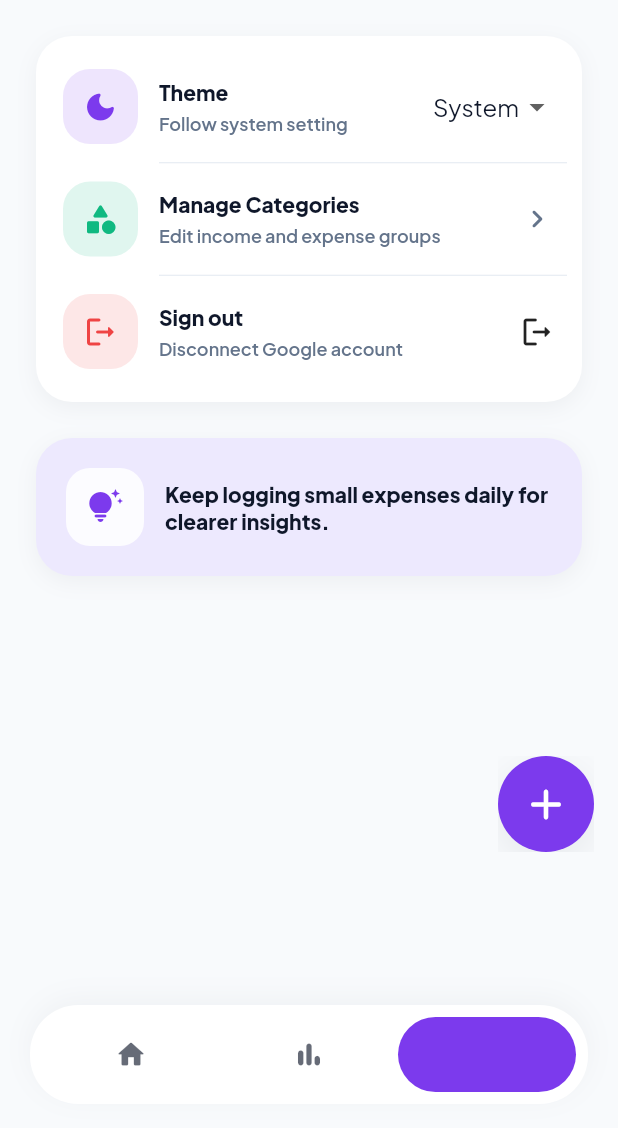
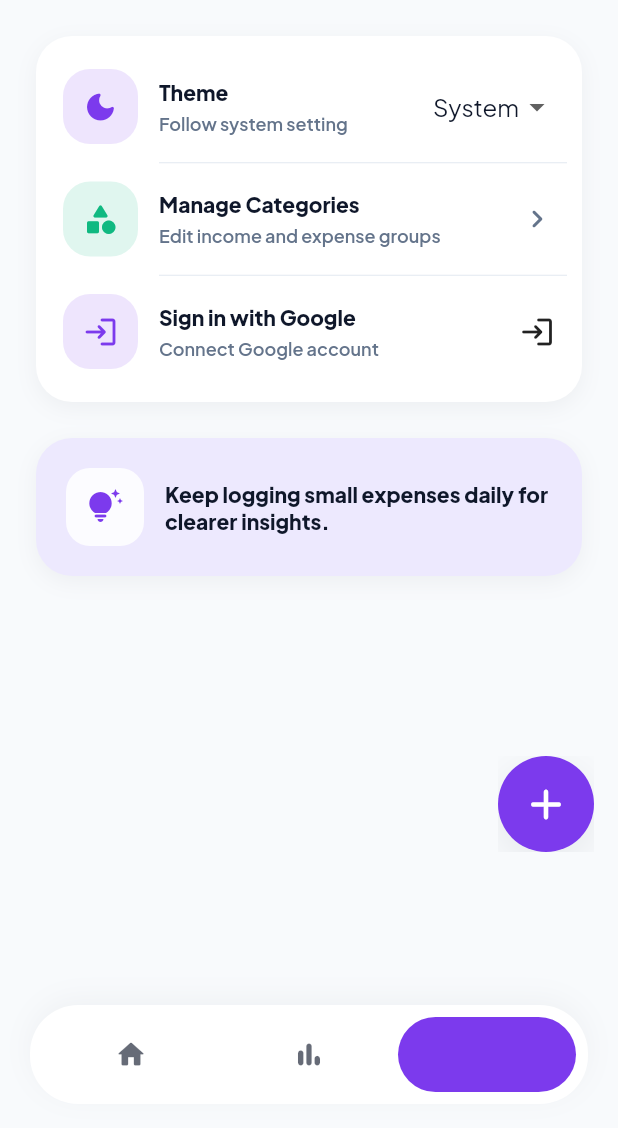
Before and after one commit to nxmtuan/quan-ly-chi-tieu, a Flutter app: the SettingsScreen screen opened by its route, on a phone screen of 412 x 824 dp, the part 108-1236 px from its top. Run offline on Flutter 3.47's test engine with Material 3 defaults, Android fonts, the phone set to English and light mode, and no system bars; drawn by our look-alikes of flutter_animate; our stand-ins replace fl_chart, flutter_riverpod, go_router, google_fonts, google_sign_in, shared_preferences; missing offline and left inert: google_sign_in_platform_interface, google_sign_in_web; accounts and stored records are empty.

Commit message:
fix google login

```diff
--- /dev/null
+++ b/lib/src/features/auth/google_web_sign_in_button.dart
@@ -0,0 +1,2 @@
+export 'google_web_sign_in_button_stub.dart'
+    if (dart.library.js_interop) 'google_web_sign_in_button_web.dart';
--- a/lib/src/features/settings/settings_screen.dart
+++ b/lib/src/features/settings/settings_screen.dart
@@ -1,3 +1,4 @@
+import 'package:flutter/foundation.dart';
 import 'package:flutter/material.dart';
 import 'package:flutter_animate/flutter_animate.dart';
 import 'package:flutter_riverpod/flutter_riverpod.dart';
@@ -6,6 +7,7 @@ import '../../core/theme/app_colors.dart';
 import '../../core/widgets/flat_card.dart';
 import '../../providers/auth_provider.dart';
 import '../../providers/settings_provider.dart';
+import '../auth/google_web_sign_in_button.dart';
 import '../categories/categories_screen.dart';
 
 class SettingsScreen extends ConsumerWidget {
@@ -14,6 +16,7 @@ class SettingsScreen extends ConsumerWidget {
   @override
   Widget build(BuildContext context, WidgetRef ref) {
     final themeMode = ref.watch(themeModeProvider);
+    final authUser = ref.watch(authProvider);
 
     return ListView(
           padding: const EdgeInsets.fromLTRB(24, 16, 24, 120),
@@ -90,11 +93,45 @@ class SettingsScreen extends ConsumerWidget {
                     },
                   ),
                   const _DividerIndent(),
+                  if (authUser == null)
+                    _SettingsRow(
+                      icon: Icons.login_rounded,
+                      iconColor: AppColors.primary,
+                      title: kIsWeb ? 'Google account' : 'Sign in with Google',
+                      subtitle: 'Connect Google account',
+                      trailing: kIsWeb
+                          ? const SizedBox(
+                              width: 220,
+                              height: 44,
+                              child: GoogleWebSignInButton(),
+                            )
+                          : const Icon(Icons.login_rounded),
+                      onTap: kIsWeb
+                          ? null
+                          : () async {
+                              try {
+                                await ref
+                                    .read(authProvider.notifier)
+                                    .signInWithGoogle();
+                              } catch (_) {
+                                if (context.mounted) {
+                                  ScaffoldMessenger.of(context).showSnackBar(
+                                    const SnackBar(
+                                      content: Text(
+                                        'Không thể đăng nhập Google. Vui lòng kiểm tra cấu hình OAuth.',
+                                      ),
+                                    ),
+                                  );
+                                }
+                              }
+                            },
+                    )
+                  else
                     _SettingsRow(
                       icon: Icons.logout_rounded,
                       iconColor: AppColors.danger,
                       title: 'Sign out',
-                    subtitle: 'Disconnect Google account',
+                      subtitle: authUser.email,
                       trailing: const Icon(Icons.logout_rounded),
                       onTap: () => ref.read(authProvider.notifier).signOut(),
                     ),
--- a/pubspec.yaml
+++ b/pubspec.yaml
@@ -40,6 +40,8 @@ dependencies:
   go_router: ^16.3.0
   google_fonts: ^6.3.2
   google_sign_in: ^6.2.2
+  google_sign_in_platform_interface: ^2.5.0
+  google_sign_in_web: ^0.12.4+4
   intl: ^0.20.2
   shared_preferences: ^2.5.3
 
```
Also changed, not shown: lib/src/features/auth/google_web_sign_in_button_stub.dart (added, +10 -0 lines), lib/src/features/auth/google_web_sign_in_button_web.dart (added, +28 -0 lines), lib/src/features/auth/login_screen.dart (+9 -0 lines), lib/src/providers/auth_provider.dart (+33 -2 lines), pubspec.lock. Lines whose indentation alone changed are shown as unchanged.
